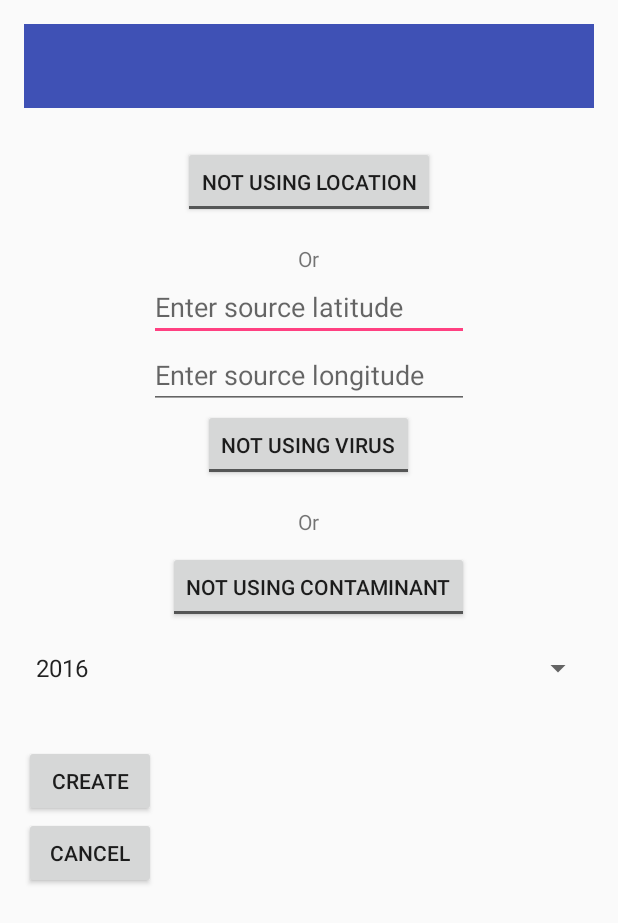
After one commit to aaggarwal73/H2WoahAndroid, an Android app: the CreateGraphActivity screen opened directly, with no data from a screen before it, on a phone screen of 412 x 824 dp. The commit adds this screen. Shown: the top 923 px of the screen. Run offline under Robolectric (Android 15) with nearby library versions, the phone set to English and light mode, and no system bars.

Commit message:
created some kind of working model. not the prettiest code but it works

```diff
--- a/H2Woah/app/src/main/AndroidManifest.xml
+++ b/H2Woah/app/src/main/AndroidManifest.xml
@@ -73,7 +73,7 @@
         <activity
             android:name=".ViewGraphActivity"
             android:parentActivityName=".MapsActivity" />
-        <activity android:name=".CreateGraph"
+        <activity android:name=".CreateGraphActivity"
             android:parentActivityName=".MapsActivity" />
     </application>
 
--- a/H2Woah/app/src/main/java/com/h2woah/MapsActivity.java
+++ b/H2Woah/app/src/main/java/com/h2woah/MapsActivity.java
@@ -79,8 +79,8 @@ public class MapsActivity extends AppCompatActivity implements OnMapReadyCallbac
                 intent = new Intent(this, ViewReportsActivity.class);
                 startActivity(intent);
                 return true;
-            case R.id.view_graph:
-                intent = new Intent(this, ViewGraphActivity.class);
+            case R.id.create_graph:
+                intent = new Intent(this, CreateGraphActivity.class);
                 startActivity(intent);
                 return true;
             default:
--- a/H2Woah/app/src/main/java/com/h2woah/ViewGraphActivity.java
+++ b/H2Woah/app/src/main/java/com/h2woah/ViewGraphActivity.java
@@ -38,7 +38,7 @@ public class ViewGraphActivity extends AppCompatActivity {
         Toolbar myToolbar = (Toolbar) findViewById(R.id.actionbar);
         setSupportActionBar(myToolbar);
         reports = CreateQualityReport.qReports;
-        loadGraph("2016");
+        loadGraph(CreateGraphActivity.getYear());
 
 
     }
@@ -163,7 +163,7 @@ public class ViewGraphActivity extends AppCompatActivity {
                     series.add(new Entry(monthlyAverages[i], i));
                 }
             }
-            ScatterDataSet dataset = new ScatterDataSet(series, "contaminants");
+            ScatterDataSet dataset = new ScatterDataSet(series, "things");
             ScatterData data = new ScatterData(labels, dataset);
             chart.setData(data);
             chart.setDescription("Description");
--- a/H2Woah/app/src/main/res/layout/activity_create_graph.xml
+++ b/H2Woah/app/src/main/res/layout/activity_create_graph.xml
@@ -8,6 +8,115 @@
     android:paddingLeft="@dimen/activity_horizontal_margin"
     android:paddingRight="@dimen/activity_horizontal_margin"
     android:paddingTop="@dimen/activity_vertical_margin"
-    tools:context="com.h2woah.CreateGraph">
+    tools:context="com.h2woah.CreateGraphActivity">
+    <android.support.v7.widget.Toolbar
+        android:id="@+id/actionbar"
+        android:layout_width="match_parent"
+        android:layout_height="wrap_content"
+        android:background="?attr/colorPrimary"
+        android:theme="@style/ThemeOverlay.AppCompat.ActionBar"/>
+    <ToggleButton
+        android:text="Use Current Location"
+        android:textOff="Not Using Location"
+        android:textOn="Using Location"
+        android:layout_width="wrap_content"
+        android:layout_height="wrap_content"
+        android:layout_alignParentTop="true"
+        android:layout_centerHorizontal="true"
+        android:layout_marginTop="81dp"
+        android:id="@+id/toggleLocation" />
+
+    <TextView
+        android:text="Or"
+        android:layout_width="wrap_content"
+        android:layout_height="wrap_content"
+        android:layout_below="@+id/toggleLocation"
+        android:layout_centerHorizontal="true"
+        android:layout_marginTop="17dp"
+        android:id="@+id/or_label" />
+
+    <EditText
+        android:layout_width="wrap_content"
+        android:hint="Enter source latitude"
+        android:layout_height="wrap_content"
+        android:inputType="numberSigned"
+        android:ems="10"
+        android:id="@+id/latitude"
+        android:layout_below="@+id/or_label"
+        android:layout_centerHorizontal="true" />
+
+
+    <EditText
+        android:layout_width="wrap_content"
+        android:layout_height="wrap_content"
+        android:inputType="numberSigned"
+        android:hint="Enter source longitude"
+        android:ems="10"
+        android:id="@+id/longitude"
+        android:layout_below="@+id/latitude"
+        android:layout_alignLeft="@+id/latitude"
+        android:layout_alignStart="@+id/latitude" />
+
+    <ToggleButton
+        android:text="Use Virus"
+        android:textOff="Not Using Virus"
+        android:textOn="Using Virus"
+        android:layout_width="wrap_content"
+        android:layout_height="wrap_content"
+        android:id="@+id/toggleVirus"
+        android:layout_centerHorizontal="true"
+        android:layout_below="@+id/longitude" />
+
+    <TextView
+        android:text="Or"
+        android:layout_width="wrap_content"
+        android:layout_height="wrap_content"
+        android:layout_below="@+id/toggleVirus"
+        android:layout_centerHorizontal="true"
+        android:layout_marginTop="17dp"
+        android:id="@+id/or_label2" />
+
+    <ToggleButton
+        android:text="Use Contaminant"
+        android:textOff="Not Using Contaminant"
+        android:textOn="Using Contaminant"
+        android:layout_width="wrap_content"
+        android:layout_height="wrap_content"
+        android:id="@+id/toggleContaminant"
+        android:layout_marginTop="10dp"
+        android:layout_below="@+id/or_label2"
+        android:layout_alignRight="@+id/longitude"
+        android:layout_alignEnd="@+id/longitude" />
+
+    <Spinner
+        android:layout_width="match_parent"
+        android:layout_height="wrap_content"
+        android:layout_below="@+id/toggleContaminant"
+        android:layout_alignParentLeft="true"
+        android:layout_alignParentStart="true"
+        android:layout_marginTop="18dp"
+        android:id="@+id/year"
+        android:entries="@array/years"/>
+
+    <Button
+        android:text="Create"
+        android:layout_width="wrap_content"
+        android:layout_height="wrap_content"
+        android:layout_below="@+id/year"
+        android:layout_alignRight="@+id/toggleButton"
+        android:layout_alignEnd="@+id/toggleButton"
+        android:layout_marginTop="39dp"
+        android:id="@+id/create"
+        android:onClick="createGraph" />
+
+    <Button
+        android:text="Cancel"
+        android:layout_width="wrap_content"
+        android:layout_height="wrap_content"
+        android:layout_below="@+id/create"
+        android:layout_alignLeft="@+id/create"
+        android:layout_alignStart="@+id/create"
+        android:id="@+id/cancel"
+        android:onClick="cancel" />
 
 </RelativeLayout>
--- a/H2Woah/app/src/main/res/menu/menu.xml
+++ b/H2Woah/app/src/main/res/menu/menu.xml
@@ -50,8 +50,8 @@
         app:showAsAction="never">
     </item>
     <item
-        android:title="View Graph"
-        android:id="@+id/view_graph"
+        android:title="Create Graph"
+        android:id="@+id/create_graph"
         android:orderInCategory="6"
         app:showAsAction="never">
     </item>
--- /dev/null
+++ b/H2Woah/app/src/main/res/values/array.xml
@@ -0,0 +1,13 @@
+<?xml version="1.0" encoding="utf-8"?>
+<resources>
+    <string-array name="years">
+        <item>2016</item>
+        <item>2017</item>
+        <item>2018</item>
+        <item>2019</item>
+        <item>2020</item>
+        <item>2021</item>
+        <item>2022</item>
+        <item>2023</item>
+    </string-array>
+</resources>
```
Also changed, not shown: H2Woah/app/src/main/java/com/h2woah/CreateGraph.java (deleted, +0 -13 lines), H2Woah/app/src/main/java/com/h2woah/CreateGraphActivity.java (added, +127 -0 lines).
